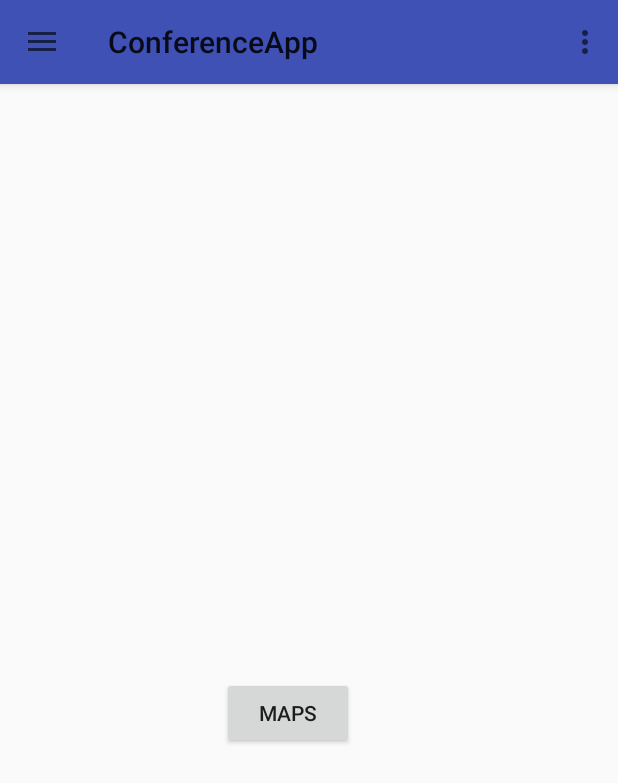
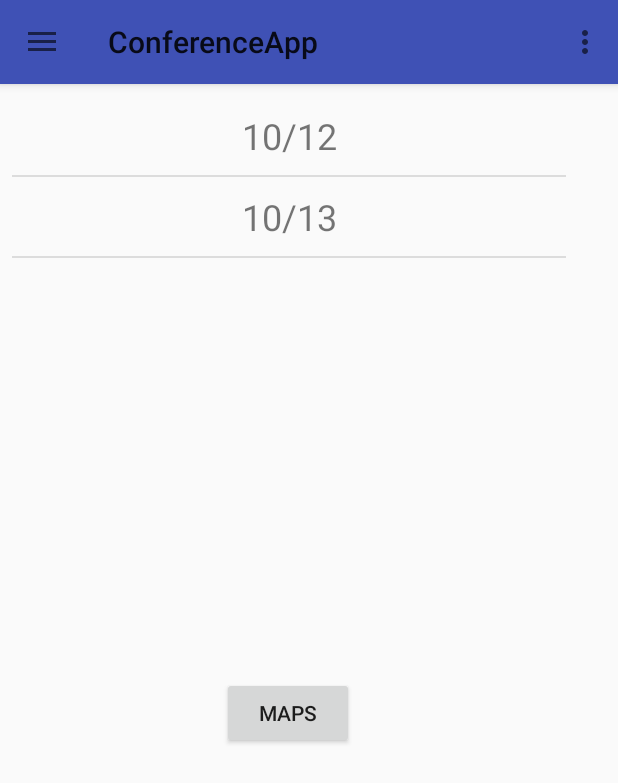
Before and after one commit to keeganlamparek/ConferenceApp, an Android app: the screen it shows after launch (MainActivity), in the side drawer, after a tap on "Schedule", on a phone screen of 412 x 824 dp. Shown: the top 783 px of the screen. Run offline under Robolectric (Android 15) with nearby library versions, the phone set to English and light mode, and no system bars.

Commit message:
Schedule fragment test worked.

```diff
--- a/app/src/main/java/layout/ScheduleFragment.java
+++ b/app/src/main/java/layout/ScheduleFragment.java
@@ -1,14 +1,27 @@
 package layout;
 
 import android.content.Context;
+import android.content.Intent;
 import android.net.Uri;
 import android.os.Bundle;
 import android.support.v4.app.Fragment;
 import android.view.LayoutInflater;
 import android.view.View;
 import android.view.ViewGroup;
+import android.widget.AdapterView;
+import android.widget.ArrayAdapter;
+import android.widget.Button;
+import android.widget.ListView;
 
+import com.example.keegan.conferenceapp.KentFloorSelectorActivity;
+import com.example.keegan.conferenceapp.MainActivity;
 import com.example.keegan.conferenceapp.R;
+import com.example.keegan.conferenceapp.Schedule;
+import com.example.keegan.conferenceapp.ScheduleActivity;
+
+import java.util.ArrayList;
+import java.util.GregorianCalendar;
+import java.util.List;
 
 /**
  * A simple {@link Fragment} subclass.
@@ -27,6 +40,8 @@ public class ScheduleFragment extends Fragment {
     // TODO: Rename and change types of parameters
     private String mParam1;
     private String mParam2;
+    private List<String> listOfDays;
+
 
     private OnFragmentInteractionListener mListener;
 
@@ -65,8 +80,44 @@ public class ScheduleFragment extends Fragment {
     public View onCreateView(LayoutInflater inflater, ViewGroup container,
                              Bundle savedInstanceState) {
         // Inflate the layout for this fragment
-        return inflater.inflate(R.layout.fragment_schedule, container, false);
+        View view = inflater.inflate(R.layout.fragment_schedule, container, false);
+
+        buildSchedules();
+        ArrayAdapter<String> mAdapter = new ArrayAdapter<String>(this.getActivity() , R.layout.list_item_layout, listOfDays);
+        ListView listOfDays = (ListView) view.findViewById(R.id.fragmentScheduleList);
+        listOfDays.setAdapter(mAdapter);
+        listOfDays.setOnItemClickListener(mMessageClickedHandler);
+
+
+        Button mainMapsButton = (Button) view.findViewById(R.id.mapsButton);
+        mainMapsButton.setOnClickListener(new View.OnClickListener()
+                                          {
+                                              public void onClick(View v){
+                                                  Intent toMapSelector = new Intent(getContext(), KentFloorSelectorActivity.class);
+                                                  startActivity(toMapSelector);
+                                              }
+                                          }
+        );
+
+        return view;
     }
+
+    private AdapterView.OnItemClickListener mMessageClickedHandler = new AdapterView.OnItemClickListener() {
+        public void onItemClick(AdapterView parent, View v, int position, long id) {
+            // Do something in response to the click
+            Intent i = new Intent(getContext(), ScheduleActivity.class);
+            String passDay = "";
+
+            passDay = listOfDays.get(position).toString();
+
+            i.putExtra("day",passDay);
+
+            startActivity(i);
+
+
+
+        }
+    };
 
     // TODO: Rename method, update argument and hook method into UI event
     public void onButtonPressed(Uri uri) {
@@ -92,6 +143,25 @@ public class ScheduleFragment extends Fragment {
         mListener = null;
     }
 
+    private void  buildSchedules(){
+
+        // Build Days
+        GregorianCalendar day1 = new GregorianCalendar(2017, 10, 12);
+        GregorianCalendar day2 = new GregorianCalendar(2017, 10, 13);
+
+        // Build start/end time arguments for Timeblock class
+        GregorianCalendar startTime1 = new GregorianCalendar(2017, 10, 12);
+        GregorianCalendar startTime2 = new GregorianCalendar(2017, 10, 13);
+
+        Schedule schedule1 = new Schedule(day1);
+        Schedule schedule2 = new Schedule(day2);
+
+        listOfDays = new ArrayList<String>();
+        listOfDays.add(schedule1.toString());
+        listOfDays.add(schedule2.toString());
+    }
+
+
     /**
      * This interface must be implemented by activities that contain this
      * fragment to allow an interaction in this fragment to be communicated
--- a/app/src/main/res/layout/fragment_schedule.xml
+++ b/app/src/main/res/layout/fragment_schedule.xml
@@ -18,19 +18,20 @@
             android:id="@+id/linearLayout2"
             app:layout_constraintTop_toTopOf="parent"
             android:layout_marginTop="8dp"
-            android:layout_marginLeft="8dp"
+            android:layout_marginStart="8dp"
             app:layout_constraintLeft_toLeftOf="parent">
 
             <ListView
+                android:id="@+id/fragmentScheduleList"
                 android:layout_width="match_parent"
                 android:layout_height="match_parent" />
         </LinearLayout>
 
         <Button
-            android:id="@+id/button3"
+            android:id="@+id/mapsButton"
             android:layout_width="wrap_content"
             android:layout_height="wrap_content"
-            android:layout_marginLeft="148dp"
+            android:layout_marginStart="148dp"
             android:layout_marginTop="126dp"
             android:text="@string/mapsMainButton"
             app:layout_constraintLeft_toLeftOf="parent"
```
